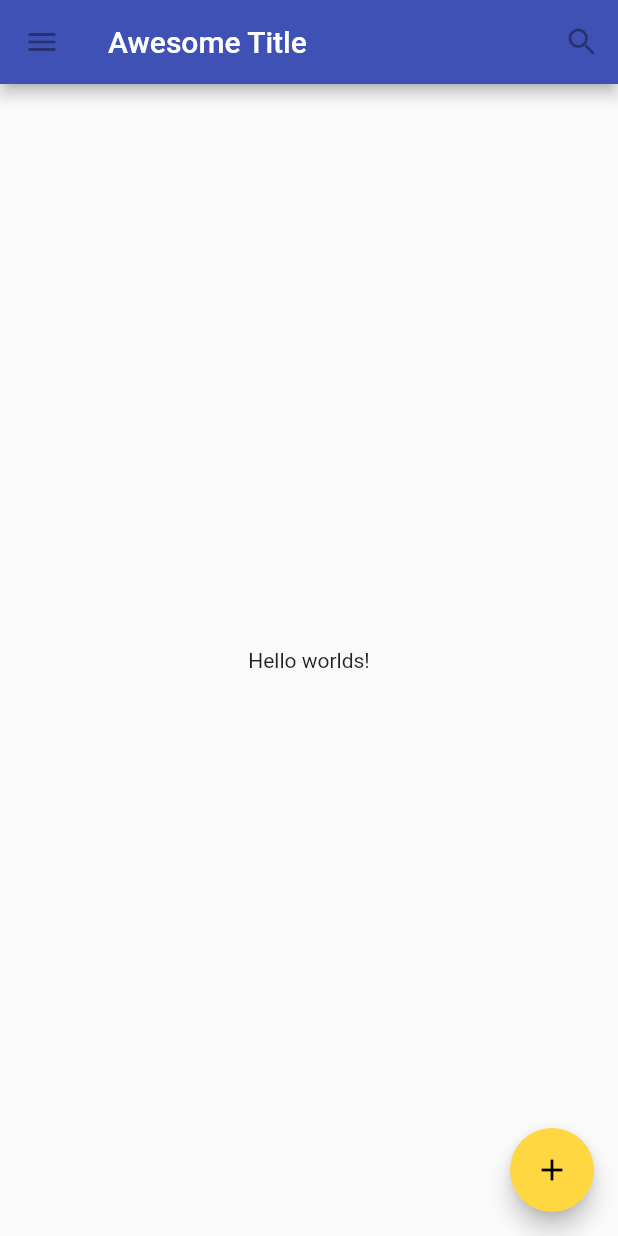
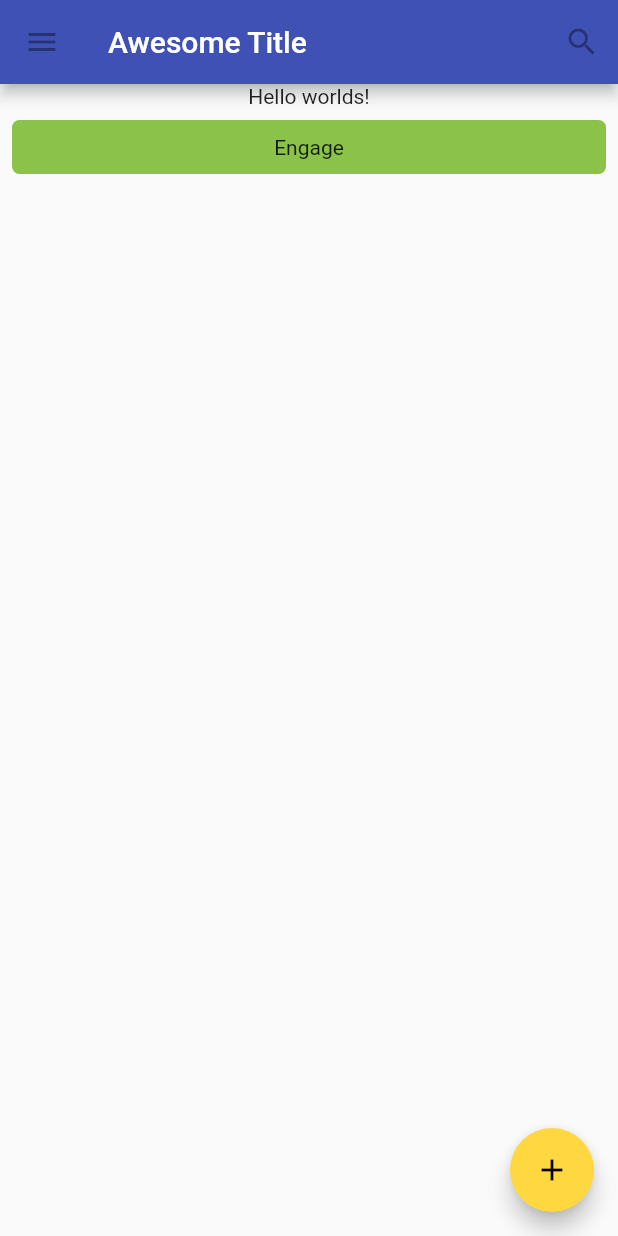
Before and after one commit to odifek/explore_flutter, a Flutter app: the screen it shows after launch, on a phone screen of 412 x 824 dp. Run offline on Flutter 3.47's test engine with Material 2 defaults, Android fonts, the phone set to English and light mode, and no system bars.

Commit message:
add custom button-ish something. Just to demonstrate GestureDetector

```diff
--- a/lib/main.dart
+++ b/lib/main.dart
@@ -31,8 +31,11 @@ class TutorialHome extends StatelessWidget {
           )
         ],
       ),
-      body: Center(
-        child: Text('Hello worlds!'),
+      body: Column(
+        children: <Widget>[
+          Text('Hello worlds!'),
+          MyButton(),
+        ],
       ),
       floatingActionButton: FloatingActionButton(
         tooltip: 'Add',
@@ -48,3 +51,26 @@ class TutorialHome extends StatelessWidget {
     print("You mean nothing?");
   }
 }
+
+class MyButton extends StatelessWidget {
+  @override
+  Widget build(BuildContext context) {
+    return GestureDetector(
+      onTap: () {
+        print("MyButton was tapped!");
+      },
+      child: Container(
+        height: 36.0,
+        padding: const EdgeInsets.all(8.0),
+        margin: const EdgeInsets.symmetric(horizontal: 8.0, vertical: 8.0),
+        decoration: BoxDecoration(
+          borderRadius: BorderRadius.circular(5.0),
+          color: Colors.lightGreen[500],
+        ),
+        child: Center(
+          child: Text("Engage"),
+        ),
+      ),
+    );
+  }
+}
```
